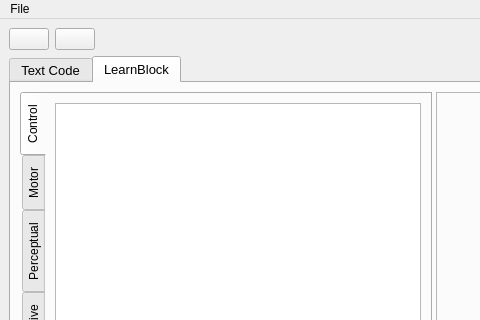
Qt form learnbot_dsl/learnbotCode/guis/interface.ui (robocomp/LearnBlock) before a commit; both pictures show x 0 to 480 and y 0 to 320 of the 681 by 638 pixel window.
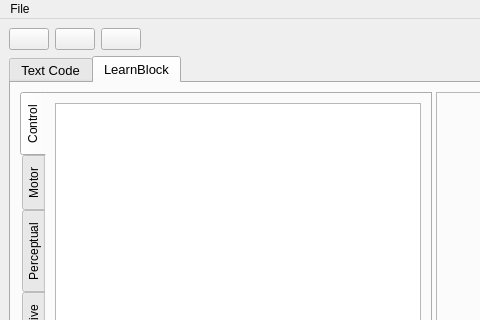
The same form after that commit.

What changed in the file:
```diff
--- a/learnbot_dsl/learnbotCode/guis/interface.ui
+++ b/learnbot_dsl/learnbotCode/guis/interface.ui
@@ -34,6 +34,16 @@
         </property>
        </widget>
       </item>
+      <item>
+       <widget class="QPushButton" name="zoompushButton">
+        <property name="text">
+         <string/>
+        </property>
+        <property name="checkable">
+         <bool>true</bool>
+        </property>
+       </widget>
+      </item>
       <item>
        <spacer name="horizontalSpacer">
         <property name="orientation">
```
